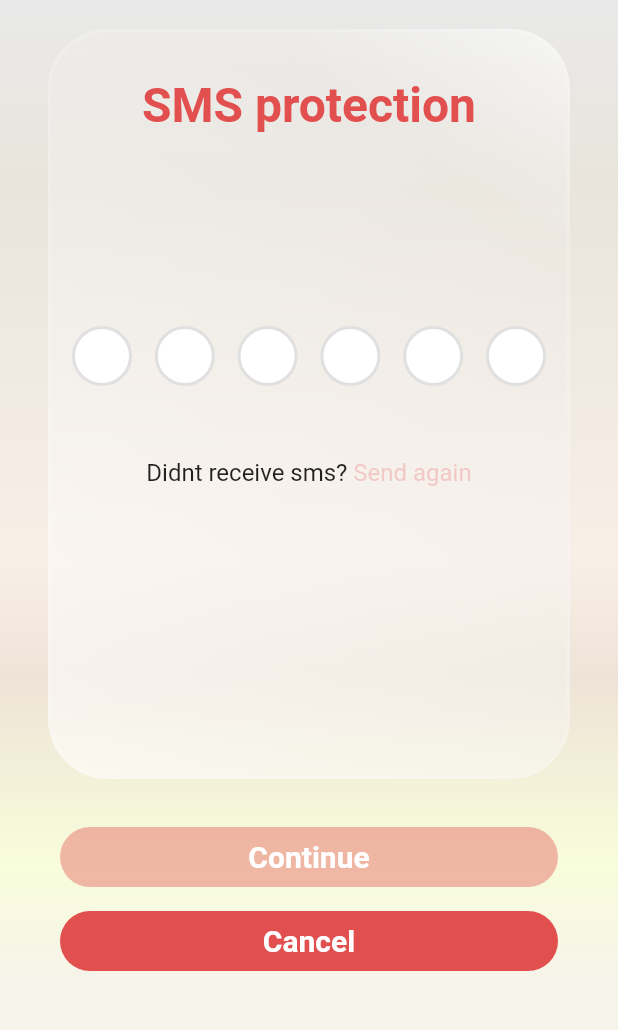
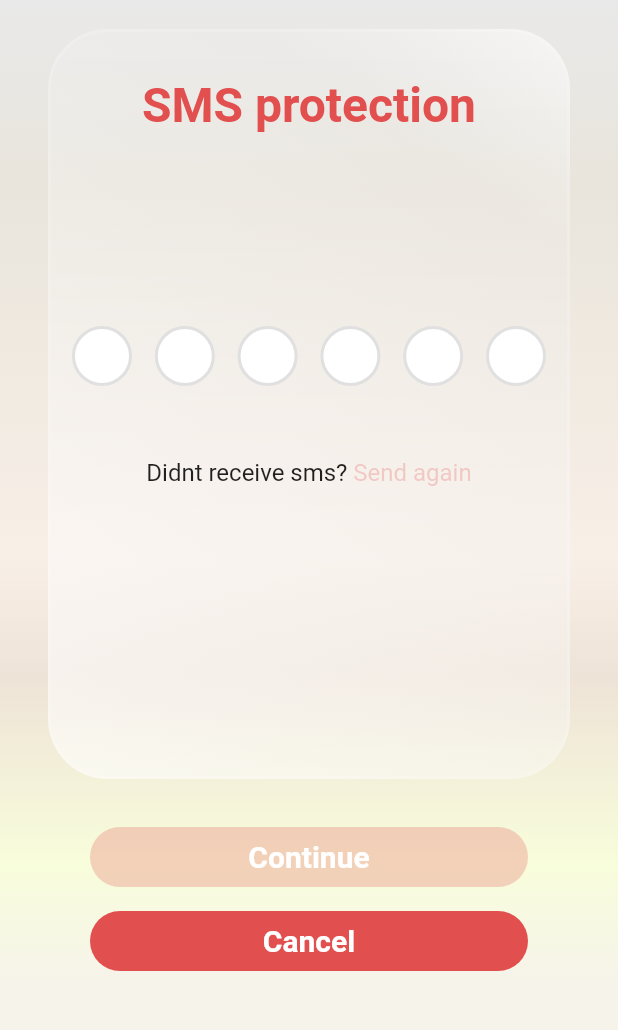
Before and after one commit to horlann/flexible, a Flutter app: the CodeVerificationPage screen opened directly, on a phone screen of 412 x 824 dp, the part 124-1154 px from its top. Run offline on Flutter 3.47's test engine with Material 2 defaults, Android fonts, the phone set to English and light mode, and no system bars; drawn by our look-alikes of glassmorphism, pin_code_fields; our stand-ins replace bloc, country_code_picker, equatable, firebase_auth, firebase_core, flutter_bloc and 8 more; missing offline and left inert: country_pickers, flutter_sim_country_code; accounts and stored records are empty.

Commit message:
terms, buttons, fixes

```diff
--- a/lib/authentification/code_verification_page.dart
+++ b/lib/authentification/code_verification_page.dart
@@ -3,6 +3,7 @@ import 'dart:async';
 import 'package:flexible/authentification/bloc/auth_bloc.dart';
 import 'package:flexible/board/widgets/glassmorph_layer.dart';
 import 'package:flexible/utils/main_backgroung_gradient.dart';
+import 'package:flexible/widgets/wide_rounded_button.dart';
 import 'package:flutter/material.dart';
 import 'package:flutter_bloc/flutter_bloc.dart';
 import 'package:pin_code_fields/pin_code_fields.dart';
@@ -205,54 +206,34 @@ class _CodeVerificationPageState extends State<CodeVerificationPage> {
                   ),
                   Column(
                     children: [
-                      GestureDetector(
-                        onTap: () => pinValid ? submitCode() : {},
-                        child: Container(
-                          height: 40,
-                          width: double.maxFinite,
-                          margin: EdgeInsets.symmetric(horizontal: 40),
-                          decoration: BoxDecoration(
-                              color: pinValid
-                                  ? Color(0xffE24F4F)
-                                  : Color(0xffE24F4F).withOpacity(0.40),
-                              borderRadius: BorderRadius.circular(30)),
-                          child: Center(
-                            child: Text(
-                              'Continue',
-                              style: TextStyle(
-                                  color: Colors.white,
-                                  fontSize: 20,
-                                  fontWeight: FontWeight.w700),
-                            ),
-                          ),
+                      Padding(
+                        padding: const EdgeInsets.symmetric(horizontal: 60),
+                        child: WideRoundedButton(
+                          text: 'Continue',
+                          enable: pinValid,
+                          textColor: Colors.white,
+                          enableColor: Color(0xffE24F4F),
+                          disableColor: Color(0xffE24F4F).withOpacity(0.25),
+                          callback: () => submitCode(),
                         ),
                       ),
                       SizedBox(
                         height: 16,
                       ),
-                      GestureDetector(
-                        onTap: () {
-                          BlocProvider.of<AuthBloc>(context)
-                              .add(GoToRegistration());
-                        },
-                        child: Container(
-                          height: 40,
-                          width: double.maxFinite,
-                          margin: EdgeInsets.symmetric(horizontal: 40),
-                          decoration: BoxDecoration(
-                              color: Color(0xffE24F4F),
-                              borderRadius: BorderRadius.circular(30)),
-                          child: Center(
-                            child: Text(
-                              'Cancel',
-                              style: TextStyle(
-                                  color: Colors.white,
-                                  fontSize: 20,
-                                  fontWeight: FontWeight.w700),
-                            ),
-                          ),
+                      Padding(
+                        padding: const EdgeInsets.symmetric(horizontal: 60),
+                        child: WideRoundedButton(
+                          text: 'Cancel',
+                          enable: true,
+                          textColor: Colors.white,
+                          enableColor: Color(0xffE24F4F),
+                          disableColor: Color(0xffE24F4F).withOpacity(0.25),
+                          callback: () {
+                            BlocProvider.of<AuthBloc>(context)
+                                .add(GoToRegistration());
+                          },
                         ),
-                      )
+                      ),
                     ],
                   )
                 ],
--- a/lib/flexible.dart
+++ b/lib/flexible.dart
@@ -76,7 +76,7 @@ class AuthBlocWrapper extends StatelessWidget {
         }
 
         if (state is Authentificated) {
-          // BlocProvider.of<AuthBloc>(context).add(SignOut());
+          BlocProvider.of<AuthBloc>(context).add(SignOut());
           return BlocProvider(
             create: (context) => DailytasksBloc(
                 dayOptionsRepo:
--- /dev/null
+++ b/lib/widgets/wide_rounded_button.dart
@@ -0,0 +1,44 @@
+import 'package:flutter/material.dart';
+
+class WideRoundedButton extends StatelessWidget {
+  final bool enable;
+  final Color textColor;
+  final Color enableColor;
+  final Color disableColor;
+  final Function() callback;
+  final String text;
+  const WideRoundedButton({
+    Key? key,
+    required this.enable,
+    required this.textColor,
+    required this.enableColor,
+    required this.disableColor,
+    required this.callback,
+    required this.text,
+  }) : super(key: key);
+
+  @override
+  Widget build(BuildContext context) {
+    return ClipRRect(
+      borderRadius: BorderRadius.circular(30),
+      child: SizedBox(
+        height: 40,
+        child: Material(
+          color: enable ? enableColor : disableColor,
+          child: InkWell(
+            onTap: () => enable ? callback() : {},
+            child: Center(
+              child: Text(
+                text,
+                style: TextStyle(
+                    color: textColor,
+                    fontSize: 20,
+                    fontWeight: FontWeight.w700),
+              ),
+            ),
+          ),
+        ),
+      ),
+    );
+  }
+}
--- a/pubspec.yaml
+++ b/pubspec.yaml
@@ -41,6 +41,7 @@ dependencies:
   flutter_sim_country_code: ^0.1.0
   flutter_masked_text2: ^0.9.1
   country_pickers: ^2.0.0
+  image_picker: ^0.8.0+1
   flutter:
     sdk: flutter
 
```
Also changed, not shown: lib/authentification/registration_page.dart (+66 -49 lines), lib/authentification/sign_in_page.dart (+11 -21 lines), lib/authentification/terms_of_use.dart (added, +188 -0 lines), lib/helper/helper_page.dart (+11 -19 lines), pubspec.lock, 1 other file.
